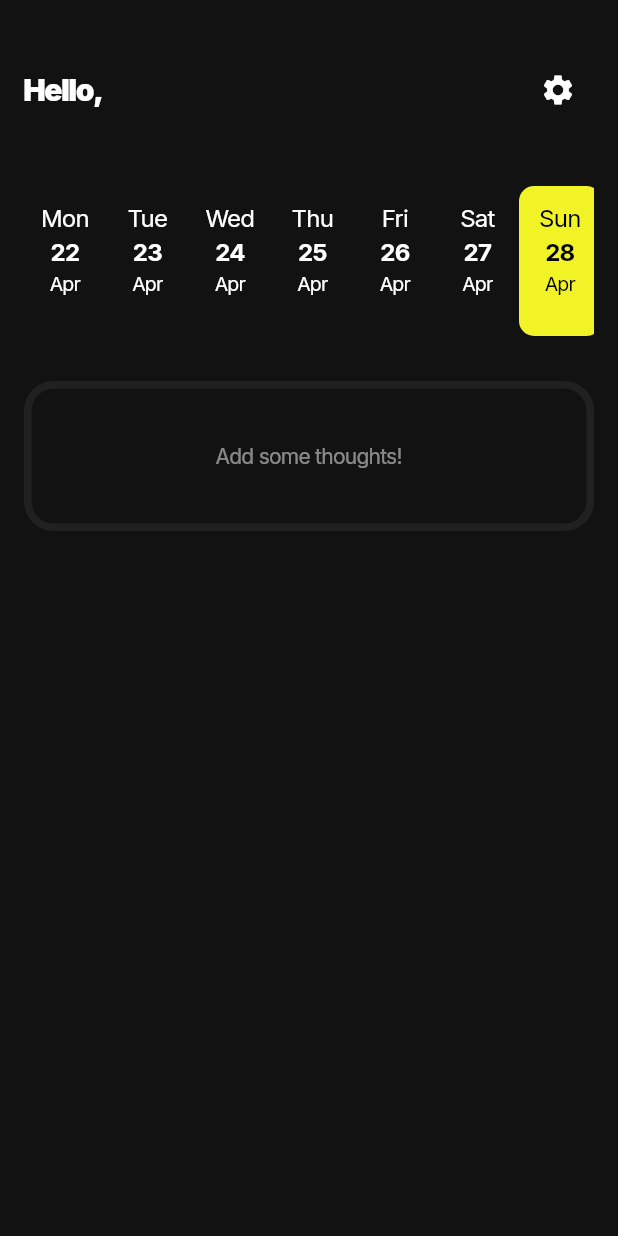
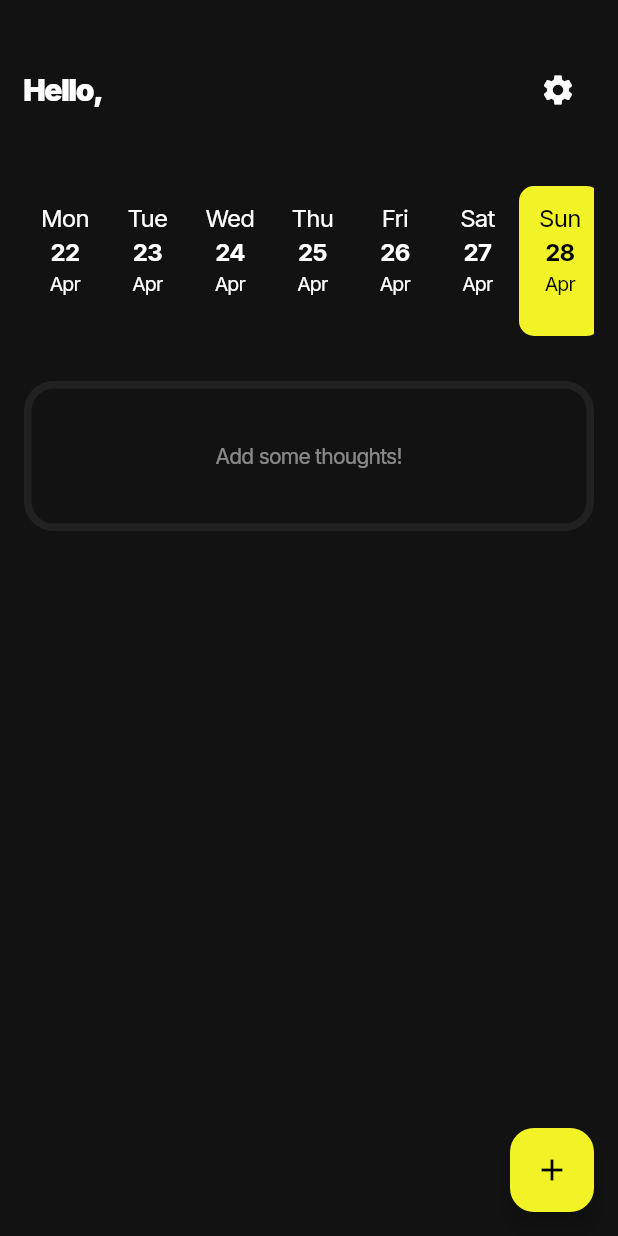
Before and after one commit to nabilridhwan/Thoughtful, a Flutter app: the screen it shows after launch, on a phone screen of 412 x 824 dp. Run offline on Flutter 3.47's test engine with Material 3 defaults, Android fonts, the phone set to English and light mode, and no system bars; our stand-ins replace flutter_bloc, flutter_slidable, google_fonts, settings_ui, shared_preferences, sqflite; missing offline and left inert: keyboard_attachable; accounts and stored records are empty.

Commit message:
feat: add back floating action button to add a new thought

```diff
--- a/lib/pages/home.dart
+++ b/lib/pages/home.dart
@@ -2,6 +2,9 @@ import 'package:flutter/material.dart';
 import 'package:test_flutter_mobile_project/pages/home_page.dart';
 import 'package:test_flutter_mobile_project/pages/onboarding/onboarding.dart';
 import 'package:test_flutter_mobile_project/pages/settings.dart';
+
+import '../app_colors.dart';
+import 'create_page.dart';
 
 class BasePage extends StatefulWidget {
   const BasePage({super.key});
@@ -27,19 +30,18 @@ class _BasePageState extends State<BasePage> {
         //     log('currentIndex $currentIndex');
         //   },
         // ),
-      // floatingActionButton: FloatingActionButton(
-      //   onPressed: () {
-      //     Navigator.push(
-      //         context, MaterialPageRoute(builder: (context) => CreatePage()));
-      //   },
-      //   isExtended: true,
-      //   backgroundColor: AppColors.gradient2,
-      //   child: const Icon(Icons.add),
-      // ),
+        floatingActionButton: FloatingActionButton(
+          onPressed: () {
+            Navigator.push(
+                context, MaterialPageRoute(builder: (context) => CreatePage()));
+          },
+          isExtended: true,
+          backgroundColor: AppColors.gradient2,
+          child: const Icon(Icons.add),
+        ),
         body: IndexedStack(
           index: currentIndex,
           children: page,
-      )
-    );
+        ));
   }
 }
```
Lines whose indentation alone changed are shown as unchanged.
